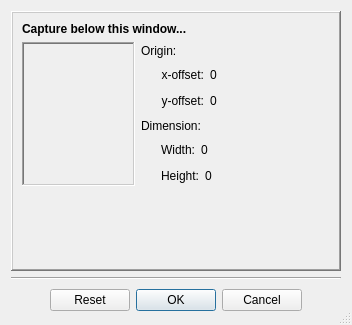
This is Homer/forms/Dialogs/SegmentSelectionDialog.ui in Homer-Conferencing/Homer-Conferencing as Qt 5 draws it before an edit. The edited form follows.
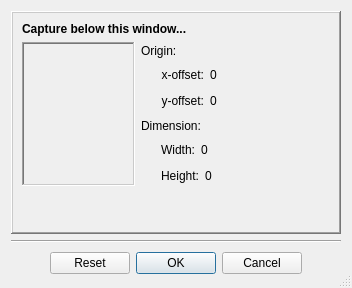
This is the edited form. Icons and pictures are not drawn.

Diff of the .ui file:
```diff
--- a/Homer/forms/Dialogs/SegmentSelectionDialog.ui
+++ b/Homer/forms/Dialogs/SegmentSelectionDialog.ui
@@ -7,7 +7,7 @@
     <x>0</x>
     <y>0</y>
     <width>352</width>
-    <height>325</height>
+    <height>288</height>
    </rect>
   </property>
   <property name="minimumSize">
```
